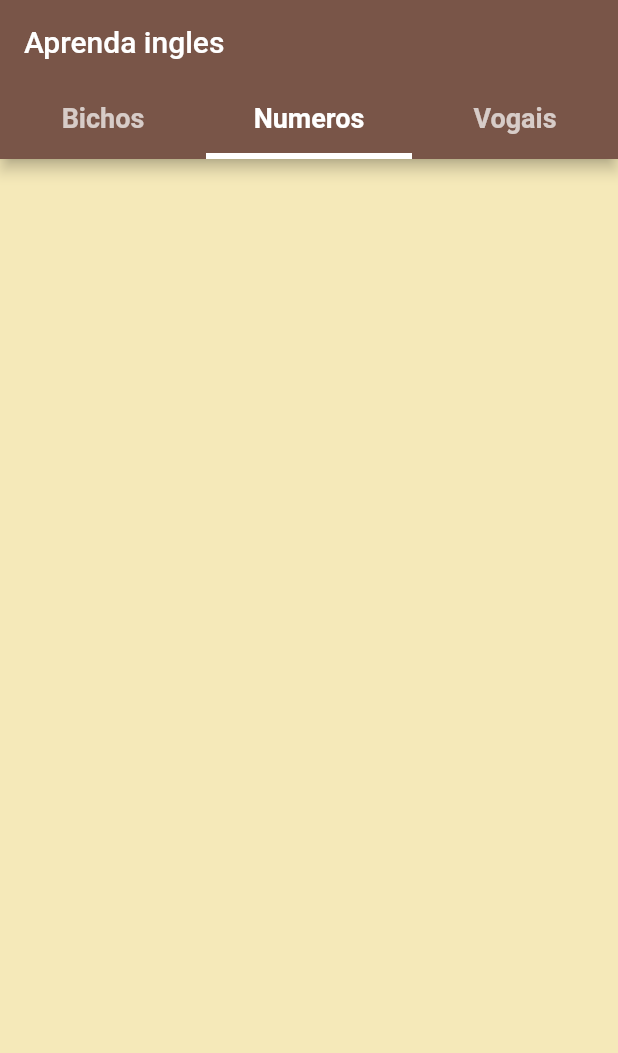
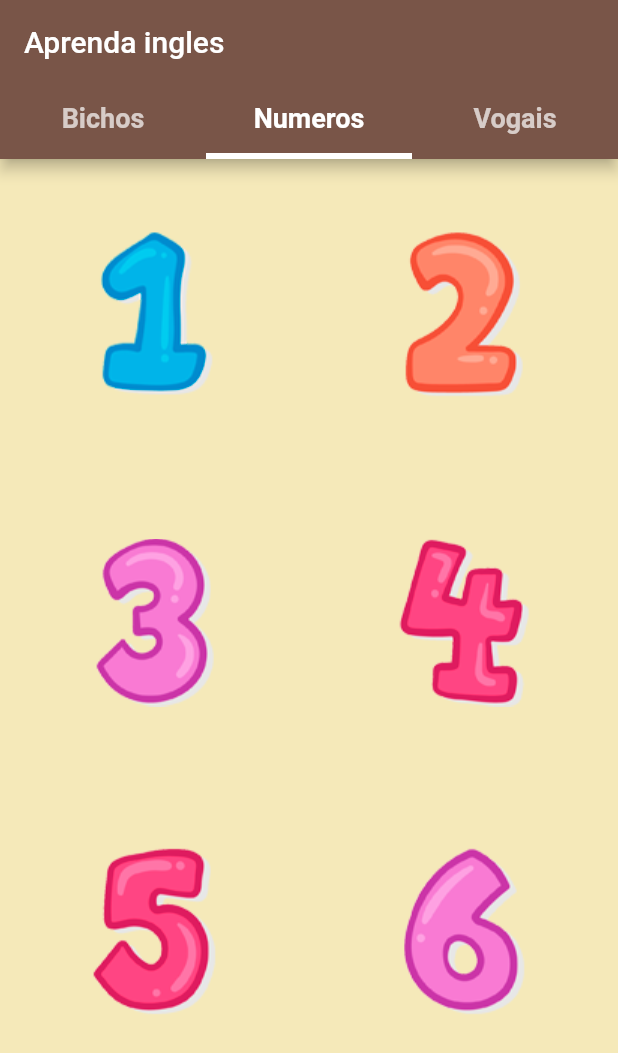
Before and after one commit to marianaoliveira1/English, a Flutter app: the screen it shows after launch, tab 2 chosen, on a phone screen of 412 x 824 dp. Shown: the top 1053 px of the screen. Run offline on Flutter 3.47's test engine with Material 2 defaults, Android fonts, the phone set to English and light mode, and no system bars.

Commit message:
screen de numeros

```diff
--- a/lib/screens/numero_screen.dart
+++ b/lib/screens/numero_screen.dart
@@ -10,6 +10,34 @@ class NumerosScreen extends StatefulWidget {
 class _NumerosScreenState extends State<NumerosScreen> {
   @override
   Widget build(BuildContext context) {
-    return Container();
+    return GridView.count(
+      crossAxisCount: 2,
+      children: [
+        GestureDetector(
+          onTap: () {},
+          child: Image.asset("assets/images/1.png"),
+        ),
+        GestureDetector(
+          onTap: () {},
+          child: Image.asset("assets/images/2.png"),
+        ),
+        GestureDetector(
+          onTap: () {},
+          child: Image.asset("assets/images/3.png"),
+        ),
+        GestureDetector(
+          onTap: () {},
+          child: Image.asset("assets/images/4.png"),
+        ),
+        GestureDetector(
+          onTap: () {},
+          child: Image.asset("assets/images/5.png"),
+        ),
+        GestureDetector(
+          onTap: () {},
+          child: Image.asset("assets/images/6.png"),
+        ),
+      ],
+    );
   }
 }
```
